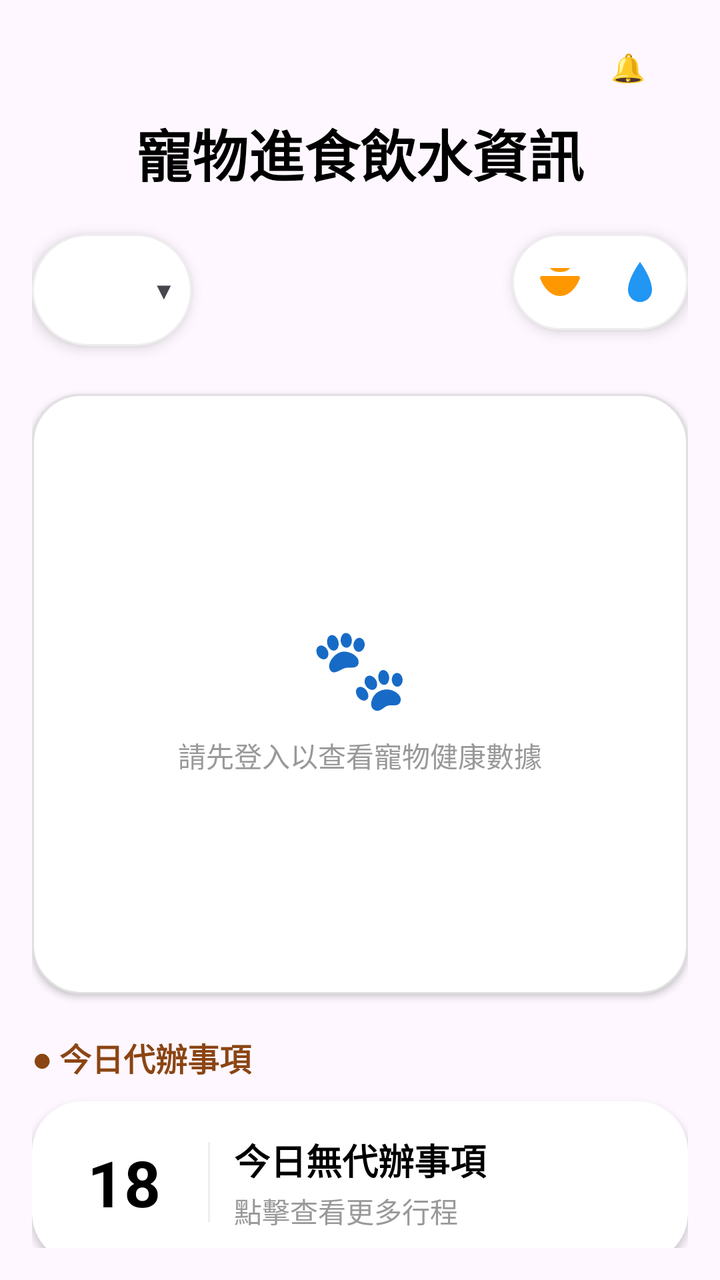
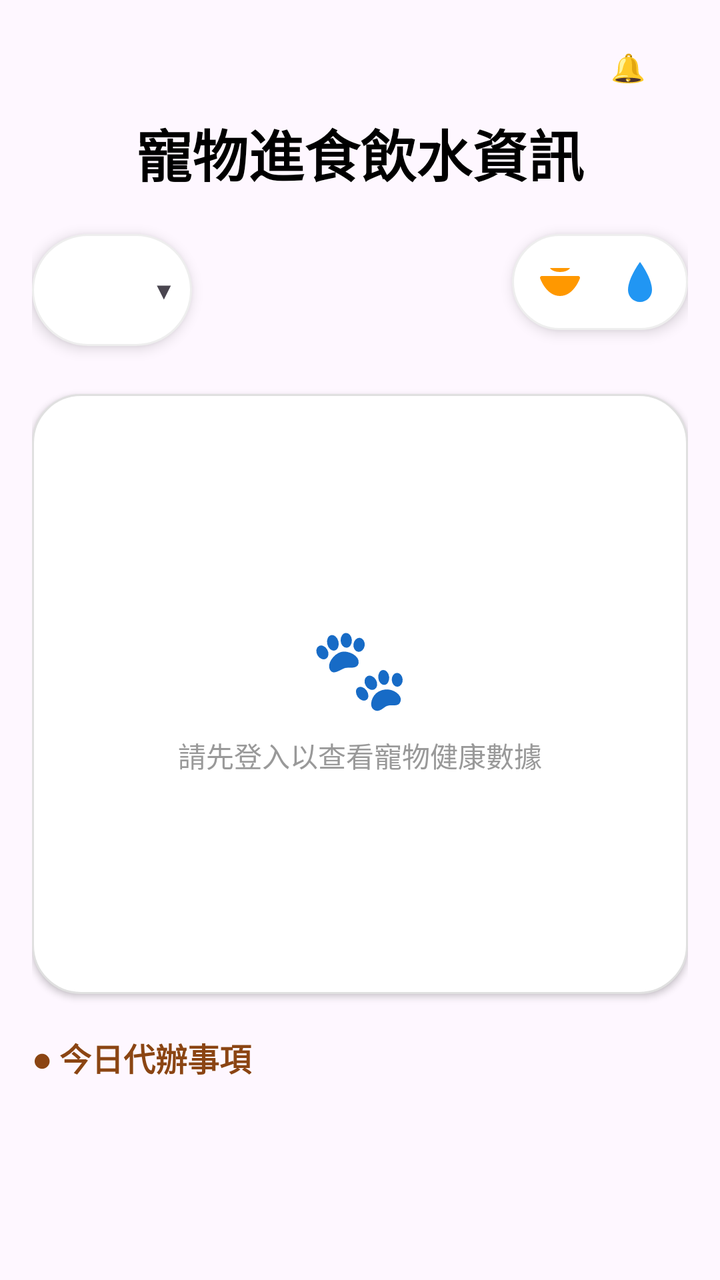

An Android layout rendered at two revisions. The XML below is the earlier revision; the diff shows what the commit changed to produce the second picture.
<!-- AndroidManifest.xml: application theme Theme.Pet_app -->
<!-- res/layout/fragment_home.xml -->
<androidx.constraintlayout.widget.ConstraintLayout xmlns:android="http://schemas.android.com/apk/res/android"
        xmlns:app="http://schemas.android.com/apk/res-auto"
        android:layout_width="match_parent"
        android:layout_height="match_parent"
        xmlns:tools="http://schemas.android.com/tools"
        android:padding="16dp">

        <TextView
            android:id="@+id/tv_title"
            android:layout_width="wrap_content"
            android:layout_height="wrap_content"
            android:text="寵物進食飲水資訊"
            android:textSize="28sp"
            android:textStyle="bold"
            android:textColor="#000000"
            app:layout_constraintTop_toTopOf="parent"
            app:layout_constraintStart_toStartOf="parent"
            app:layout_constraintEnd_toEndOf="parent"
            android:layout_marginTop="40dp"/>

        <FrameLayout
            android:id="@+id/btn_notification"
            android:layout_width="60dp"
            android:layout_height="35dp"
            android:background="@drawable/bg_notification_pill"
            android:clickable="true"
            android:focusable="true"
            android:foreground="?attr/selectableItemBackground"
            app:layout_constraintTop_toTopOf="parent"
            app:layout_constraintEnd_toEndOf="parent">

            <TextView
                android:layout_width="wrap_content"
                android:layout_height="wrap_content"
                android:layout_gravity="center"
                android:text="🔔" />
        </FrameLayout>

        <LinearLayout
            android:id="@+id/pet_selector"
            android:layout_width="wrap_content"
            android:layout_height="wrap_content"
            android:orientation="horizontal"
            android:background="@drawable/bg_white_rounded_capsule"
            android:elevation="4dp"
            android:padding="8dp"
            android:gravity="center_vertical"
            app:layout_constraintTop_toBottomOf="@id/tv_title"
            app:layout_constraintStart_toStartOf="parent"
            android:layout_marginTop="20dp">

            <com.google.android.material.imageview.ShapeableImageView
                android:id="@+id/img_pet_avatar"
                android:layout_width="40dp"
                android:layout_height="40dp"
                android:src="@drawable/cat_flower"
                app:shapeAppearanceOverlay="@style/CircleImageStyle"/>

            <TextView
                android:id="@+id/tv_pet_name"
                android:layout_width="wrap_content"
                android:layout_height="wrap_content"
                android:text=""
                android:textStyle="bold"
                android:layout_marginStart="8dp"
                android:layout_marginEnd="4dp"/>

            <TextView
                android:layout_width="wrap_content"
                android:layout_height="wrap_content"
                android:text="▼"
                android:textSize="12sp"/>
        </LinearLayout>

        <LinearLayout
            android:layout_width="wrap_content"
            android:layout_height="wrap_content"
            android:background="@drawable/bg_white_rounded_capsule"
            android:elevation="4dp"
            android:padding="4dp"
            app:layout_constraintTop_toTopOf="@id/pet_selector"
            app:layout_constraintEnd_toEndOf="parent">

            <ImageButton
                android:id="@+id/iv_food_tab"
                android:layout_width="40dp"
                android:layout_height="40dp"
                app:srcCompat="@drawable/ic_food_bowl_orange"
                android:background="@android:color/transparent"/>

            <ImageButton
                android:id="@+id/iv_water_tab"
                android:layout_width="40dp"
                android:layout_height="40dp"
                app:srcCompat="@drawable/ic_water_drop_blue"
                android:background="@android:color/transparent"/>
        </LinearLayout>

        <FrameLayout
            android:id="@+id/data_container"
            android:layout_width="0dp"
            android:layout_height="300dp"
            android:layout_marginTop="24dp"
            android:background="@drawable/bg_white_rounded_card"
            android:elevation="2dp"
            app:layout_constraintTop_toBottomOf="@id/pet_selector"
            app:layout_constraintStart_toStartOf="parent"
            app:layout_constraintEnd_toEndOf="parent">

            <com.github.mikephil.charting.charts.LineChart
                android:id="@+id/chart_view"
                android:layout_width="match_parent"
                android:layout_height="match_parent"
                android:padding="10dp"
                android:visibility="gone" />

            <LinearLayout
                android:id="@+id/layout_login_hint"
                android:layout_width="wrap_content"
                android:layout_height="wrap_content"
                android:layout_gravity="center"
                android:gravity="center"
                android:orientation="vertical"
                android:visibility="visible">

                <TextView
                    android:layout_width="wrap_content"
                    android:layout_height="wrap_content"
                    android:text="🐾"
                    android:textSize="40sp" />

                <TextView
                    android:id="@+id/tv_login_hint"
                    android:layout_width="wrap_content"
                    android:layout_height="wrap_content"
                    android:layout_marginTop="8dp"
                    android:text="請先登入以查看寵物健康數據"
                    android:textColor="#999999"
                    android:textSize="14sp" />
            </LinearLayout>

        </FrameLayout>

        <TextView
            android:id="@+id/tv_todo_label"
            android:layout_width="wrap_content"
            android:layout_height="wrap_content"
            android:text="● 今日代辦事項"
            android:textColor="#8B4513"
            android:textSize="16sp"
            android:textStyle="bold"
            android:layout_marginTop="20dp"
            app:layout_constraintTop_toBottomOf="@id/data_container"
            app:layout_constraintStart_toStartOf="parent" />

        <androidx.cardview.widget.CardView
            android:id="@+id/card_today_todo"
            android:layout_width="match_parent"
            android:layout_height="wrap_content"
            android:layout_marginTop="10dp"
            app:cardCornerRadius="25dp"
            app:cardElevation="2dp"
            app:layout_constraintTop_toBottomOf="@id/tv_todo_label"
            app:layout_constraintStart_toStartOf="parent"
            app:layout_constraintEnd_toEndOf="parent">

            <LinearLayout
                android:layout_width="match_parent"
                android:layout_height="wrap_content"
                android:orientation="horizontal"
                android:padding="16dp"
                android:gravity="center_vertical">

                <TextView
                    android:id="@+id/tv_todo_day_number"
                    android:layout_width="60dp"
                    android:layout_height="wrap_content"
                    android:text="18"
                    android:textSize="32sp"
                    android:textStyle="bold"
                    android:textColor="#000000"
                    android:gravity="center" />

                <View
                    android:layout_width="1dp"
                    android:layout_height="40dp"
                    android:background="#EEEEEE"
                    android:layout_marginHorizontal="12dp"/>

                <LinearLayout
                    android:layout_width="0dp"
                    android:layout_height="wrap_content"
                    android:layout_weight="1"
                    android:orientation="vertical">

                    <TextView
                        android:id="@+id/tv_todo_content"
                        android:layout_width="wrap_content"
                        android:layout_height="wrap_content"
                        android:text="今日無代辦事項"
                        android:textSize="18sp"
                        android:textColor="#000000"
                        android:textStyle="bold" />

                    <TextView
                        android:id="@+id/tv_todo_time_pet"
                        android:layout_width="wrap_content"
                        android:layout_height="wrap_content"
                        android:text="點擊查看更多行程"
                        android:textSize="14sp"
                        android:textColor="#999999"
                        android:layout_marginTop="2dp" />
                </LinearLayout>
            </LinearLayout>
        </androidx.cardview.widget.CardView>

    </androidx.constraintlayout.widget.ConstraintLayout>
<!-- resources referenced by this layout -->
<resources>
  <!-- drawable bg_notification_pill (drawable) -->
  <?xml version="1.0" encoding="utf-8"?>
  <selector xmlns:android="http://schemas.android.com/apk/res/android">
  
  </selector>
  <!-- drawable bg_white_rounded_capsule (drawable) -->
  <?xml version="1.0" encoding="utf-8"?>
  <shape xmlns:android="http://schemas.android.com/apk/res/android">
      <solid android:color="#FFFFFF" />
      <corners android:radius="100dp" />
      <stroke android:width="1dp" android:color="#EEEEEE" />
  </shape>
  <!-- drawable bg_white_rounded_card (drawable) -->
  <?xml version="1.0" encoding="utf-8"?>
  <shape xmlns:android="http://schemas.android.com/apk/res/android">
      <solid android:color="#FFFFFF" />
      <corners android:radius="24dp" />
      <stroke android:width="1dp" android:color="#E0E0E0" />
  </shape>
  <!-- drawable cat_flower (drawable) -->
  <?xml version="1.0" encoding="utf-8"?>
  <selector xmlns:android="http://schemas.android.com/apk/res/android">
  
  </selector>
  <!-- drawable ic_food_bowl_orange (drawable) -->
  <vector xmlns:android="http://schemas.android.com/apk/res/android"
      android:width="24dp"
      android:height="24dp"
      android:viewportWidth="24"
      android:viewportHeight="24">
      <path
          android:fillColor="#FF9800"
          android:pathData="M22,10C22,10 19,19 12,19C5,19 2,10 2,10C2,10 2,9 3,9H21C22,9 22,10 22,10ZM7,5C7,5 8,7 12,7C16,7 17,5 17,5H7Z"/>
  </vector>
  <!-- drawable ic_water_drop_blue (drawable) -->
  <vector xmlns:android="http://schemas.android.com/apk/res/android"
      android:width="24dp"
      android:height="24dp"
      android:viewportWidth="24"
      android:viewportHeight="24">
    <path
        android:fillColor="#2196F3"
        android:pathData="M12,2C12,2 6,10 6,16C6,19.31 8.69,22 12,22C15.31,22 18,19.31 18,16C18,10 12,2 12,2Z"/>
  </vector>
  <style name="CircleImageStyle">
          <item name="cornerSize">50%</item>
          <item name="cornerFamily">rounded</item>
      </style>
  <style name="Theme.Pet_app" parent="Base.Theme.Pet_app" />
  <style name="Base.Theme.Pet_app" parent="Theme.Material3.DayNight.NoActionBar">
          
          
      </style>
</resources>

<!-- the commit's change to res/layout/fragment_home.xml (unified diff, before → after) -->
@@ -1,217 +1,168 @@
+<?xml version="1.0" encoding="utf-8"?>
 <androidx.constraintlayout.widget.ConstraintLayout xmlns:android="http://schemas.android.com/apk/res/android"
-        xmlns:app="http://schemas.android.com/apk/res-auto"
-        android:layout_width="match_parent"
-        android:layout_height="match_parent"
-        xmlns:tools="http://schemas.android.com/tools"
-        android:padding="16dp">
+    xmlns:app="http://schemas.android.com/apk/res-auto"
+    xmlns:tools="http://schemas.android.com/tools"
+    android:layout_width="match_parent"
+    android:layout_height="match_parent"
+    android:padding="16dp">
+
+    <TextView
+        android:id="@+id/tv_title"
+        android:layout_width="wrap_content"
+        android:layout_height="wrap_content"
+        android:text="寵物進食飲水資訊"
+        android:textSize="28sp"
+        android:textStyle="bold"
+        android:textColor="#000000"
+        app:layout_constraintTop_toTopOf="parent"
+        app:layout_constraintStart_toStartOf="parent"
+        app:layout_constraintEnd_toEndOf="parent"
+        android:layout_marginTop="40dp"/>
+
+    <FrameLayout
+        android:id="@+id/btn_notification"
+        android:layout_width="60dp"
+        android:layout_height="35dp"
+        android:background="@drawable/bg_notification_pill"
+        android:clickable="true"
+        android:focusable="true"
+        android:foreground="?attr/selectableItemBackground"
+        app:layout_constraintTop_toTopOf="parent"
+        app:layout_constraintEnd_toEndOf="parent">
 
         <TextView
-            android:id="@+id/tv_title"
             android:layout_width="wrap_content"
             android:layout_height="wrap_content"
-            android:text="寵物進食飲水資訊"
-            android:textSize="28sp"
+            android:layout_gravity="center"
+            android:text="🔔" />
+    </FrameLayout>
+
+    <LinearLayout
+        android:id="@+id/pet_selector"
+        android:layout_width="wrap_content"
+        android:layout_height="wrap_content"
+        android:orientation="horizontal"
+        android:background="@drawable/bg_white_rounded_capsule"
+        android:elevation="4dp"
+        android:padding="8dp"
+        android:gravity="center_vertical"
+        app:layout_constraintTop_toBottomOf="@id/tv_title"
+        app:layout_constraintStart_toStartOf="parent"
+        android:layout_marginTop="20dp">
+
+        <com.google.android.material.imageview.ShapeableImageView
+            android:id="@+id/img_pet_avatar"
+            android:layout_width="40dp"
+            android:layout_height="40dp"
+            android:src="@drawable/cat_flower"
+            app:shapeAppearanceOverlay="@style/CircleImageStyle"/>
+
+        <TextView
+            android:id="@+id/tv_pet_name"
+            android:layout_width="wrap_content"
+            android:layout_height="wrap_content"
+            android:text=""
             android:textStyle="bold"
-            android:textColor="#000000"
-            app:layout_constraintTop_toTopOf="parent"
-            app:layout_constraintStart_toStartOf="parent"
-            app:layout_constraintEnd_toEndOf="parent"
-            android:layout_marginTop="40dp"/>
+            android:layout_marginStart="8dp"
+            android:layout_marginEnd="4dp"/>
 
-        <FrameLayout
-            android:id="@+id/btn_notification"
-            android:layout_width="60dp"
-            android:layout_height="35dp"
-            android:background="@drawable/bg_notification_pill"
-            android:clickable="true"
-            android:focusable="true"
-            android:foreground="?attr/selectableItemBackground"
-            app:layout_constraintTop_toTopOf="parent"
-            app:layout_constraintEnd_toEndOf="parent">
+        <TextView
+            android:layout_width="wrap_content"
+            android:layout_height="wrap_content"
+            android:text="▼"
+            android:textSize="12sp"/>
+    </LinearLayout>
+
+    <LinearLayout
+        android:layout_width="wrap_content"
+        android:layout_height="wrap_content"
+        android:background="@drawable/bg_white_rounded_capsule"
+        android:elevation="4dp"
+        android:padding="4dp"
+        app:layout_constraintTop_toTopOf="@id/pet_selector"
+        app:layout_constraintEnd_toEndOf="parent">
+
+        <ImageButton
+            android:id="@+id/iv_food_tab"
+            android:layout_width="40dp"
+            android:layout_height="40dp"
+            app:srcCompat="@drawable/ic_food_bowl_orange"
+            android:background="@android:color/transparent"/>
+
+        <ImageButton
+            android:id="@+id/iv_water_tab"
+            android:layout_width="40dp"
+            android:layout_height="40dp"
+            app:srcCompat="@drawable/ic_water_drop_blue"
+            android:background="@android:color/transparent"/>
+    </LinearLayout>
+
+    <FrameLayout
+        android:id="@+id/data_container"
+        android:layout_width="0dp"
+        android:layout_height="300dp"
+        android:layout_marginTop="24dp"
+        android:background="@drawable/bg_white_rounded_card"
+        android:elevation="2dp"
+        app:layout_constraintTop_toBottomOf="@id/pet_selector"
+        app:layout_constraintStart_toStartOf="parent"
+        app:layout_constraintEnd_toEndOf="parent">
+
+        <com.github.mikephil.charting.charts.LineChart
+            android:id="@+id/chart_view"
+            android:layout_width="match_parent"
+            android:layout_height="match_parent"
+            android:padding="10dp"
+            android:visibility="gone" />
+
+        <LinearLayout
+            android:id="@+id/layout_login_hint"
+            android:layout_width="wrap_content"
+            android:layout_height="wrap_content"
+            android:layout_gravity="center"
+            android:gravity="center"
+            android:orientation="vertical"
+            android:visibility="visible">
 
             <TextView
                 android:layout_width="wrap_content"
                 android:layout_height="wrap_content"
-                android:layout_gravity="center"
-                android:text="🔔" />
-        </FrameLayout>
-
-        <LinearLayout
-            android:id="@+id/pet_selector"
-            android:layout_width="wrap_content"
-            android:layout_height="wrap_content"
-            android:orientation="horizontal"
-            android:background="@drawable/bg_white_rounded_capsule"
-            android:elevation="4dp"
-            android:padding="8dp"
-            android:gravity="center_vertical"
-            app:layout_constraintTop_toBottomOf="@id/tv_title"
-            app:layout_constraintStart_toStartOf="parent"
-            android:layout_marginTop="20dp">
-
-            <com.google.android.material.imageview.ShapeableImageView
-                android:id="@+id/img_pet_avatar"
-                android:layout_width="40dp"
-                android:layout_height="40dp"
-                android:src="@drawable/cat_flower"
-                app:shapeAppearanceOverlay="@style/CircleImageStyle"/>
+                android:text="🐾"
+                android:textSize="40sp" />
 
             <TextView
-                android:id="@+id/tv_pet_name"
+                android:id="@+id/tv_login_hint"
                 android:layout_width="wrap_content"
                 android:layout_height="wrap_content"
-                android:text=""
-                android:textStyle="bold"
-                android:layout_marginStart="8dp"
-                android:layout_marginEnd="4dp"/>
-
-            <TextView
-                android:layout_width="wrap_content"
-                android:layout_height="wrap_content"
-                android:text="▼"
-                android:textSize="12sp"/>
+                android:layout_marginTop="8dp"
+                android:text="請先登入以查看寵物健康數據"
+                android:textColor="#999999"
+                android:textSize="14sp" />
         </LinearLayout>
 
-        <LinearLayout
-            android:layout_width="wrap_content"
-            android:layout_height="wrap_content"
-            android:background="@drawable/bg_white_rounded_capsule"
-            android:elevation="4dp"
-            android:padding="4dp"
-            app:layout_constraintTop_toTopOf="@id/pet_selector"
-            app:layout_constraintEnd_toEndOf="parent">
+    </FrameLayout>
 
-            <ImageButton
-                android:id="@+id/iv_food_tab"
-                android:layout_width="40dp"
-                android:layout_height="40dp"
-                app:srcCompat="@drawable/ic_food_bowl_orange"
-                android:background="@android:color/transparent"/>
+    <TextView
+        android:id="@+id/tv_todo_label"
+        android:layout_width="wrap_content"
+        android:layout_height="wrap_content"
+        android:text="● 今日代辦事項"
+        android:textColor="#8B4513"
+        android:textSize="16sp"
+        android:textStyle="bold"
+        android:layout_marginTop="20dp"
+        app:layout_constraintTop_toBottomOf="@id/data_container"
+        app:layout_constraintStart_toStartOf="parent" />
 
-            <ImageButton
-                android:id="@+id/iv_water_tab"
-                android:layout_width="40dp"
-                android:layout_height="40dp"
-                app:srcCompat="@drawable/ic_water_drop_blue"
-                android:background="@android:color/transparent"/>
-        </LinearLayout>
+    <androidx.recyclerview.widget.RecyclerView
+        android:id="@+id/rv_home_events"
+        android:layout_width="match_parent"
+        android:layout_height="0dp"
+        android:layout_marginTop="10dp"
+        android:layout_marginBottom="16dp"
+        app:layout_constraintTop_toBottomOf="@id/tv_todo_label"
+        app:layout_constraintBottom_toBottomOf="parent"
+        app:layout_constraintStart_toStartOf="parent"
+        app:layout_constraintEnd_toEndOf="parent" />
 
-        <FrameLayout
-            android:id="@+id/data_container"
-            android:layout_width="0dp"
-            android:layout_height="300dp"
-            android:layout_marginTop="24dp"
-            android:background="@drawable/bg_white_rounded_card"
-            android:elevation="2dp"
-            app:layout_constraintTop_toBottomOf="@id/pet_selector"
-            app:layout_constraintStart_toStartOf="parent"
-            app:layout_constraintEnd_toEndOf="parent">
-
-            <com.github.mikephil.charting.charts.LineChart
-                android:id="@+id/chart_view"
-                android:layout_width="match_parent"
-                android:layout_height="match_parent"
-                android:padding="10dp"
-                android:visibility="gone" />
-
-            <LinearLayout
-                android:id="@+id/layout_login_hint"
-                android:layout_width="wrap_content"
-                android:layout_height="wrap_content"
-                android:layout_gravity="center"
-                android:gravity="center"
-                android:orientation="vertical"
-                android:visibility="visible">
-
-                <TextView
-                    android:layout_width="wrap_content"
-                    android:layout_height="wrap_content"
-                    android:text="🐾"
-                    android:textSize="40sp" />
-
-                <TextView
-                    android:id="@+id/tv_login_hint"
-                    android:layout_width="wrap_content"
-                    android:layout_height="wrap_content"
-                    android:layout_marginTop="8dp"
-                    android:text="請先登入以查看寵物健康數據"
-                    android:textColor="#999999"
-                    android:textSize="14sp" />
-            </LinearLayout>
-
-        </FrameLayout>
-
-        <TextView
-            android:id="@+id/tv_todo_label"
-            android:layout_width="wrap_content"
-            android:layout_height="wrap_content"
-            android:text="● 今日代辦事項"
-            android:textColor="#8B4513"
-            android:textSize="16sp"
-            android:textStyle="bold"
-            android:layout_marginTop="20dp"
-            app:layout_constraintTop_toBottomOf="@id/data_container"
-            app:layout_constraintStart_toStartOf="parent" />
-
-        <androidx.cardview.widget.CardView
-            android:id="@+id/card_today_todo"
-            android:layout_width="match_parent"
-            android:layout_height="wrap_content"
-            android:layout_marginTop="10dp"
-            app:cardCornerRadius="25dp"
-            app:cardElevation="2dp"
-            app:layout_constraintTop_toBottomOf="@id/tv_todo_label"
-            app:layout_constraintStart_toStartOf="parent"
-            app:layout_constraintEnd_toEndOf="parent">
-
-            <LinearLayout
-                android:layout_width="match_parent"
-                android:layout_height="wrap_content"
-                android:orientation="horizontal"
-                android:padding="16dp"
-                android:gravity="center_vertical">
-
-                <TextView
-                    android:id="@+id/tv_todo_day_number"
-                    android:layout_width="60dp"
-                    android:layout_height="wrap_content"
-                    android:text="18"
-                    android:textSize="32sp"
-                    android:textStyle="bold"
-                    android:textColor="#000000"
-                    android:gravity="center" />
-
-                <View
-                    android:layout_width="1dp"
-                    android:layout_height="40dp"
-                    android:background="#EEEEEE"
-                    android:layout_marginHorizontal="12dp"/>
-
-                <LinearLayout
-                    android:layout_width="0dp"
-                    android:layout_height="wrap_content"
-                    android:layout_weight="1"
-                    android:orientation="vertical">
-
-                    <TextView
-                        android:id="@+id/tv_todo_content"
-                        android:layout_width="wrap_content"
-                        android:layout_height="wrap_content"
-                        android:text="今日無代辦事項"
-                        android:textSize="18sp"
-                        android:textColor="#000000"
-                        android:textStyle="bold" />
-
-                    <TextView
-                        android:id="@+id/tv_todo_time_pet"
-                        android:layout_width="wrap_content"
-                        android:layout_height="wrap_content"
-                        android:text="點擊查看更多行程"
-                        android:textSize="14sp"
-                        android:textColor="#999999"
-                        android:layout_marginTop="2dp" />
-                </LinearLayout>
-            </LinearLayout>
-        </androidx.cardview.widget.CardView>
-
-    </androidx.constraintlayout.widget.ConstraintLayout>
+</androidx.constraintlayout.widget.ConstraintLayout>
